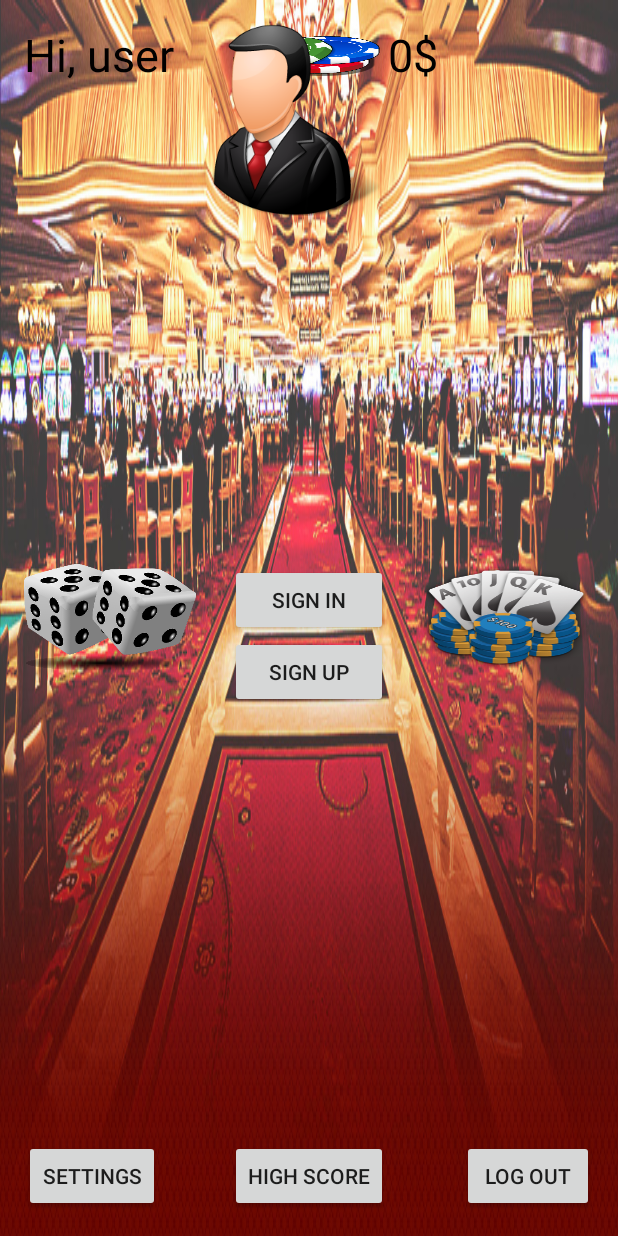
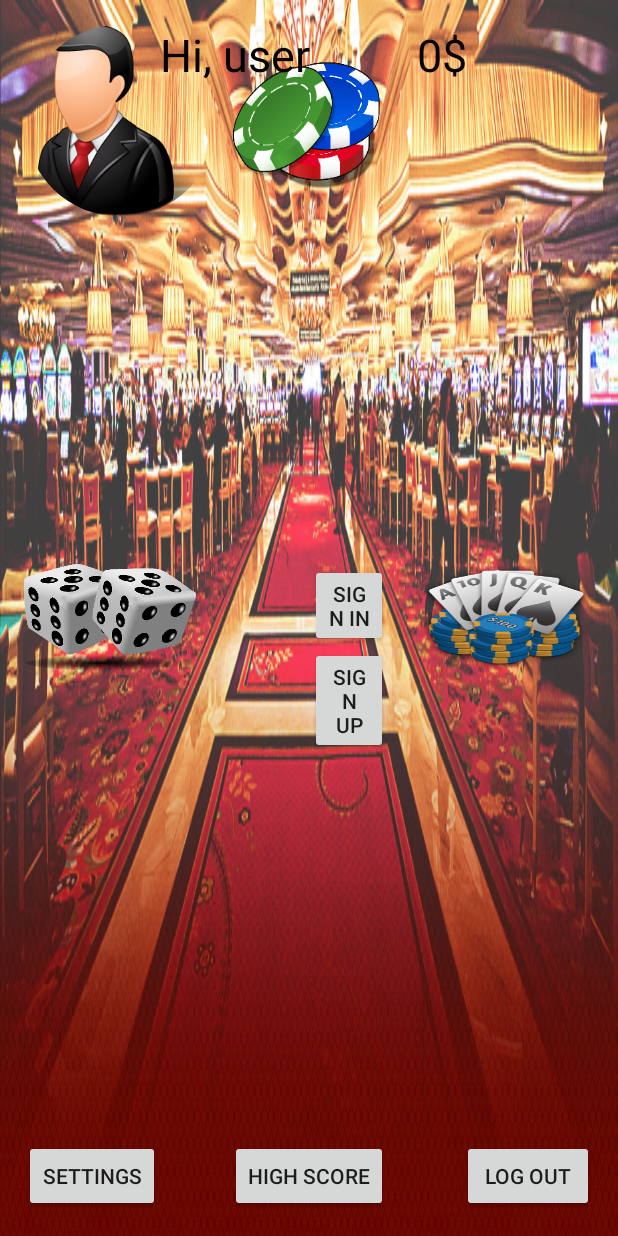
Before and after one commit to dvirs/CasinoGamesApp, an Android app: the layout activity_casino_lobby.xml on its own in the app's theme, with its tools: preview values and no code run, on a phone screen of 412 x 824 dp. Run offline under Robolectric (Android 15) with nearby library versions, the phone set to English and light mode, and no system bars.

Commit message:
new image

```diff
--- /dev/null
+++ b/app/src/main/java/com/example/admin/casinogames/UtilClass/roundedImageView.java
@@ -0,0 +1,85 @@
+package com.example.admin.casinogames.UtilClass;
+
+import android.content.Context;
+import android.graphics.Bitmap;
+import android.graphics.Canvas;
+import android.graphics.Color;
+import android.graphics.Paint;
+import android.graphics.PorterDuff;
+import android.graphics.PorterDuffXfermode;
+import android.graphics.Rect;
+import android.graphics.drawable.BitmapDrawable;
+import android.graphics.drawable.Drawable;
+import android.util.AttributeSet;
+import android.widget.ImageView;
+
+/**
+ * Created by omri on 15/03/2015.
+ */
+public class roundedImageView extends ImageView {
+
+    public roundedImageView(Context context) {
+        super(context);
+        // TODO Auto-generated constructor stub
+    }
+
+    public roundedImageView(Context context, AttributeSet attrs) {
+        super(context, attrs);
+    }
+
+    public roundedImageView(Context context, AttributeSet attrs, int defStyle) {
+        super(context, attrs, defStyle);
+    }
+
+    @Override
+    protected void onDraw(Canvas canvas) {
+
+        Drawable drawable = getDrawable();
+
+        if (drawable == null) {
+            return;
+        }
+
+        if (getWidth() == 0 || getHeight() == 0) {
+            return;
+        }
+        Bitmap b =  ((BitmapDrawable)drawable).getBitmap() ;
+        Bitmap bitmap = b.copy(Bitmap.Config.ARGB_8888, true);
+
+        int w = getWidth(), h = getHeight();
+
+
+        Bitmap roundBitmap =  getCroppedBitmap(bitmap, w);
+        canvas.drawBitmap(roundBitmap, 0,0, null);
+
+    }
+
+    public static Bitmap getCroppedBitmap(Bitmap bmp, int radius) {
+        Bitmap sbmp;
+        if(bmp.getWidth() != radius || bmp.getHeight() != radius)
+            sbmp = Bitmap.createScaledBitmap(bmp, radius, radius, false);
+        else
+            sbmp = bmp;
+        Bitmap output = Bitmap.createBitmap(sbmp.getWidth(),
+                sbmp.getHeight(), Bitmap.Config.ARGB_8888);
+        Canvas canvas = new Canvas(output);
+
+        final int color = 0xffa19774;
+        final Paint paint = new Paint();
+        final Rect rect = new Rect(0, 0, sbmp.getWidth(), sbmp.getHeight());
+
+        paint.setAntiAlias(true);
+        paint.setFilterBitmap(true);
+        paint.setDither(true);
+        canvas.drawARGB(0, 0, 0, 0);
+        paint.setColor(Color.parseColor("#BAB399"));
+        canvas.drawCircle(sbmp.getWidth() / 2+0.7f, sbmp.getHeight() / 2+0.7f,
+                sbmp.getWidth() / 2+0.1f, paint);
+        paint.setXfermode(new PorterDuffXfermode(PorterDuff.Mode.SRC_IN));
+        canvas.drawBitmap(sbmp, rect, rect, paint);
+
+
+        return output;
+    }
+
+}
--- a/app/src/main/java/com/example/admin/casinogames/com/example/admin/tasks/TopUsersTask.java
+++ b/app/src/main/java/com/example/admin/casinogames/com/example/admin/tasks/TopUsersTask.java
@@ -34,7 +34,7 @@ public class TopUsersTask extends AsyncTask<apiConnectorDB,Long,ArrayList> {
             for (int i = 0; i < jsonArray.length(); i++) {
                 try {
                     JSONObject json = jsonArray.getJSONObject(i);
-                    topUsers.add(new User("",json.getString("username"),json.getInt("totalmoney"), utils.decodeTobase64(json.getString("image"))));
+                    topUsers.add(new User(json.getString("email"),json.getString("username"),json.getInt("totalmoney"), utils.decodeTobase64(json.getString("image"))));
                 } catch (JSONException e) {
                     e.printStackTrace();
                 }
--- a/app/src/main/res/layout/activity_casino_lobby.xml
+++ b/app/src/main/res/layout/activity_casino_lobby.xml
@@ -61,10 +61,11 @@
         android:id="@+id/imageView"
         android:background="@drawable/chips"
         android:layout_alignParentTop="true"
-        android:layout_alignBottom="@+id/hi_txt"
-        android:layout_toRightOf="@+id/hi_txt"
         android:layout_alignRight="@+id/high_score_btn"
-        android:layout_alignEnd="@+id/high_score_btn" />
+        android:layout_alignEnd="@+id/high_score_btn"
+        android:layout_alignBottom="@+id/userImage"
+        android:layout_alignLeft="@+id/high_score_btn"
+        android:layout_alignStart="@+id/high_score_btn" />
     <TextView
         android:layout_width="wrap_content"
         android:layout_height="wrap_content"
@@ -75,23 +76,21 @@
         android:textColor="#fe010000"
         android:textSize="30dp"
         android:layout_alignParentTop="true"
-        android:layout_alignParentLeft="true"
-        android:layout_alignParentStart="true"
-        android:layout_toStartOf="@+id/high_score_btn" />
+        android:layout_toRightOf="@+id/settings_btn"
+        android:layout_toEndOf="@+id/settings_btn" />
     <TextView
         android:layout_width="wrap_content"
         android:layout_height="wrap_content"
         android:text="@string/demo_money"
         android:id="@+id/total_money_txt"
-        android:layout_alignTop="@+id/imageView"
-        android:layout_toRightOf="@+id/imageView"
-        android:layout_alignBottom="@+id/imageView"
-        android:layout_toStartOf="@+id/logout_btn"
         android:textSize="30dp"
         android:textColor="#ff020000"
-        android:layout_alignParentRight="true"
-        android:layout_alignParentEnd="true"
-        android:textAlignment="textEnd" />
+        android:textAlignment="textEnd"
+        android:layout_alignParentTop="true"
+        android:layout_alignRight="@+id/logout_btn"
+        android:layout_alignEnd="@+id/logout_btn"
+        android:layout_alignLeft="@+id/poker_btn"
+        android:layout_alignStart="@+id/poker_btn" />
 
     <Button
         style="?android:attr/buttonStyleSmall"
@@ -100,9 +99,9 @@
         android:text="@string/sign_in"
         android:id="@+id/sign_in_btn_lob"
         android:layout_alignTop="@+id/poker_btn"
-        android:layout_toLeftOf="@+id/total_money_txt"
         android:layout_toRightOf="@+id/hi_txt"
-        android:layout_toEndOf="@+id/hi_txt" />
+        android:layout_alignRight="@+id/imageView"
+        android:layout_alignEnd="@+id/imageView" />
 
     <Button
         android:layout_width="wrap_content"
@@ -115,19 +114,18 @@
         android:layout_alignRight="@+id/sign_in_btn_lob"
         android:layout_alignEnd="@+id/sign_in_btn_lob" />
 
-    <ImageView
+    <com.example.admin.casinogames.UtilClass.roundedImageView
         android:layout_width="wrap_content"
         android:layout_height="wrap_content"
         android:id="@+id/userImage"
         android:src="@drawable/icon"
-        android:layout_toRightOf="@+id/cubes_btn"
-        android:layout_alignTop="@+id/hi_txt"
         android:minHeight="70dp"
         android:minWidth="70dp"
         android:nestedScrollingEnabled="false"
         android:adjustViewBounds="false"
-        android:layout_alignParentEnd="false"
-        android:layout_alignParentStart="false" />
+        android:layout_alignParentTop="true"
+        android:layout_alignParentLeft="true"
+        android:layout_alignParentStart="true" />
 
 
 </RelativeLayout>
--- a/app/src/main/res/layout/item_layout.xml
+++ b/app/src/main/res/layout/item_layout.xml
@@ -2,7 +2,7 @@
 <RelativeLayout xmlns:android="http://schemas.android.com/apk/res/android"
     android:layout_width="match_parent" android:layout_height="match_parent">
 
-    <ImageView
+    <com.example.admin.casinogames.UtilClass.roundedImageView
         android:layout_width="wrap_content"
         android:layout_height="wrap_content"
         android:id="@+id/imageView"
@@ -13,7 +13,9 @@
         android:maxHeight="80dp"
         android:maxWidth="80dp"
         android:longClickable="false"
-        android:adjustViewBounds="true" />
+        android:adjustViewBounds="true"
+        android:minHeight="80dp"
+        android:minWidth="80dp" />
 
     <TextView
         android:layout_width="wrap_content"
--- a/app/src/main/res/layout/popup_high_score.xml
+++ b/app/src/main/res/layout/popup_high_score.xml
@@ -39,7 +39,7 @@
             android:id="@+id/user_list"
             android:layout_width="match_parent"
             android:layout_height="wrap_content"
-            android:prompt="@string/top_10" />
+            android:prompt="@string/top_10"/>
 
 
     </LinearLayout>
```
Also changed, not shown: app/src/main/java/com/example/admin/casinogames/CasinoLobbyActivity.java (+3 -6 lines), app/src/main/java/com/example/admin/casinogames/PokerActivity.java (+14 -2 lines), app/src/main/java/com/example/admin/casinogames/UtilClass/MyAdapter.java (+13 -3 lines), app/src/main/java/com/example/admin/casinogames/UtilClass/User.java (+11 -1 lines).
